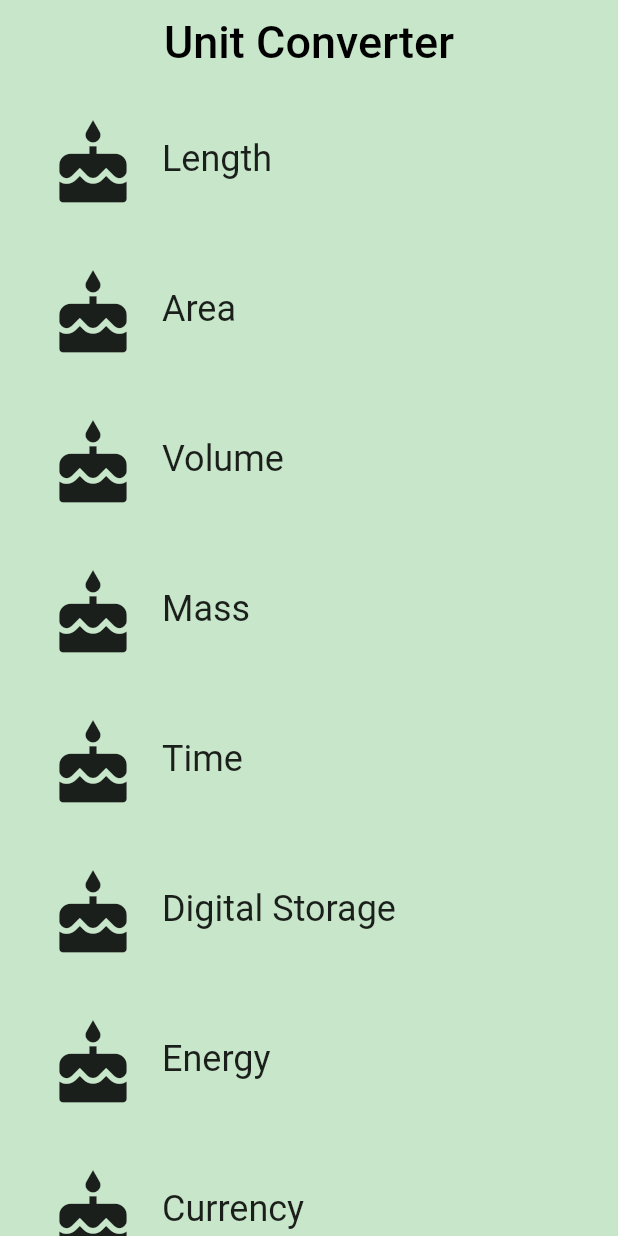
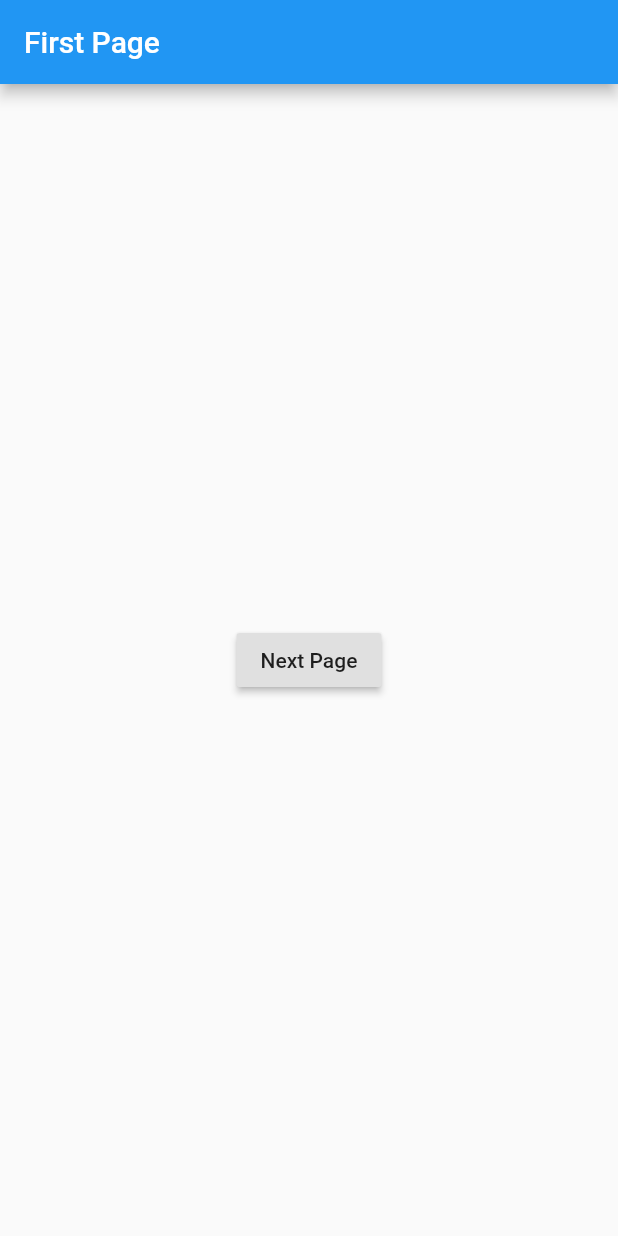
Before and after one commit to hossy-esereal/flutter-tutorial, a Flutter app: the screen it shows after launch, on a phone screen of 412 x 824 dp. Run offline on Flutter 3.47's test engine with Material 2 defaults, Android fonts, the phone set to English and light mode, and no system bars.

```diff
--- a/lib/category.dart
+++ /dev/null
@@ -1,56 +0,0 @@
-import 'package:flutter/material.dart';
-import 'package:meta/meta.dart';
-
-final _rowHeight = 100.0;
-final _borderRadius = BorderRadius.circular(_rowHeight / 2);
-
-class Category extends StatelessWidget {
-  final String name;
-  final ColorSwatch color;
-  final IconData iconLocation;
-
-  const Category({
-    Key key,
-    @required this.name,
-    @required this.color,
-    @required this.iconLocation,
-  })  : assert(name != null),
-        assert(color != null),
-        assert(iconLocation != null),
-        super(key: key);
-
-  @override
-  Widget build(BuildContext context) {
-    return Material(
-        color: Colors.transparent,
-        child: Container(
-            height: _rowHeight,
-            child: InkWell(
-                borderRadius: _borderRadius,
-                highlightColor: color,
-                splashColor: color,
-                onTap: () {
-                  print('I was tapped!');
-                },
-                child: Padding(
-                  padding: EdgeInsets.all(8.0),
-                  child: Row(
-                      crossAxisAlignment: CrossAxisAlignment.stretch,
-                      children: [
-                        Padding(
-                          padding: EdgeInsets.all(16.0),
-                          child: Icon(
-                            iconLocation,
-                            size: 60.0,
-                          ),
-                        ),
-                        Center(
-                            child: Text(
-                          name,
-                          textAlign: TextAlign.center,
-                          style: Theme.of(context).textTheme.headline,
-                        ))
-                      ]),
-                ))));
-  }
-}
--- a/lib/category_route.dart
+++ /dev/null
@@ -1,72 +0,0 @@
-import 'package:flutter/material.dart';
-import 'package:flutter_trial/category.dart';
-
-final _backgroundColor = Colors.green[100];
-
-class CategoryRoute extends StatelessWidget {
-  const CategoryRoute();
-
-  static const _categoryNames = <String>[
-    'Length',
-    'Area',
-    'Volume',
-    'Mass',
-    'Time',
-    'Digital Storage',
-    'Energy',
-    'Currency',
-  ];
-
-  static const _baseColor = <Color>[
-    Colors.teal,
-    Colors.orange,
-    Colors.pinkAccent,
-    Colors.blueAccent,
-    Colors.yellow,
-    Colors.greenAccent,
-    Colors.purpleAccent,
-    Colors.red
-  ];
-
-  Widget _buildCategoryWidgets(List<Widget> categories) {
-    return ListView.builder(
-      itemBuilder: (BuildContext context, int index) => categories[index],
-      itemCount: categories.length,
-    );
-  }
-
-  @override
-  Widget build(BuildContext context) {
-    final categories = <Category>[];
-
-    for (var i = 0; i < _categoryNames.length; i++) {
-      categories.add(Category(
-        name: _categoryNames[i],
-        color: _baseColor[i],
-        iconLocation: Icons.cake,
-      ));
-    }
-
-    final listView = Container(
-      color: _backgroundColor,
-      padding: EdgeInsets.symmetric(horizontal: 8.0),
-      child: _buildCategoryWidgets(categories),
-    );
-
-    final appBar = AppBar(
-      elevation: 0.0,
-      title: Text('Unit Converter',
-          style: TextStyle(
-            color: Colors.black,
-            fontSize: 30.0,
-          )),
-      centerTitle: true,
-      backgroundColor: _backgroundColor,
-    );
-
-    return Scaffold(
-      appBar: appBar,
-      body: listView,
-    );
-  }
-}
--- /dev/null
+++ b/lib/first_page.dart
@@ -0,0 +1,22 @@
+import 'package:flutter/material.dart';
+import 'package:flutter_trial/second_page.dart';
+
+class FirstPage extends StatelessWidget {
+  Widget build(BuildContext context) {
+    return Scaffold(
+        appBar: AppBar(title: const Text('First Page')),
+        body: Center(
+          child: RaisedButton(
+            onPressed: () {
+              Navigator.push(
+                context,
+                MaterialPageRoute(builder: (context) {
+                  return SecondPage();
+                }),
+              );
+            },
+            child: Text('Next Page'),
+          ),
+        ));
+  }
+}
--- a/lib/main.dart
+++ b/lib/main.dart
@@ -1,20 +1,17 @@
 import 'package:flutter/material.dart';
-import 'package:flutter_trial/category_route.dart';
+import 'package:flutter_trial/first_page.dart';
 
-void main() {
-  runApp(UnitConverterApp());
-}
+void main() => runApp(MyApp());
 
-class UnitConverterApp extends StatelessWidget {
+class MyApp extends StatelessWidget {
   @override
   Widget build(BuildContext context) {
     return MaterialApp(
-        debugShowCheckedModeBanner: false,
-        title: 'Unit Converter',
-        home: Scaffold(
-            backgroundColor: Colors.green[100],
-            body: Center(
-              child: CategoryRoute(),
-            )));
+      title: 'Navigate Sample',
+      theme: ThemeData(
+        primarySwatch: Colors.blue,
+      ),
+      home: FirstPage(),
+    );
   }
 }
--- /dev/null
+++ b/lib/second_page.dart
@@ -0,0 +1,15 @@
+import 'package:flutter/material.dart';
+
+class SecondPage extends StatelessWidget {
+  Widget build(BuildContext context) {
+    return Scaffold(
+        appBar: AppBar(title: const Text('Second Page')),
+        body: Center(
+            child: RaisedButton(
+          onPressed: () {
+            Navigator.pop(context);
+          },
+          child: Text('Go back'),
+        )));
+  }
+}
```
